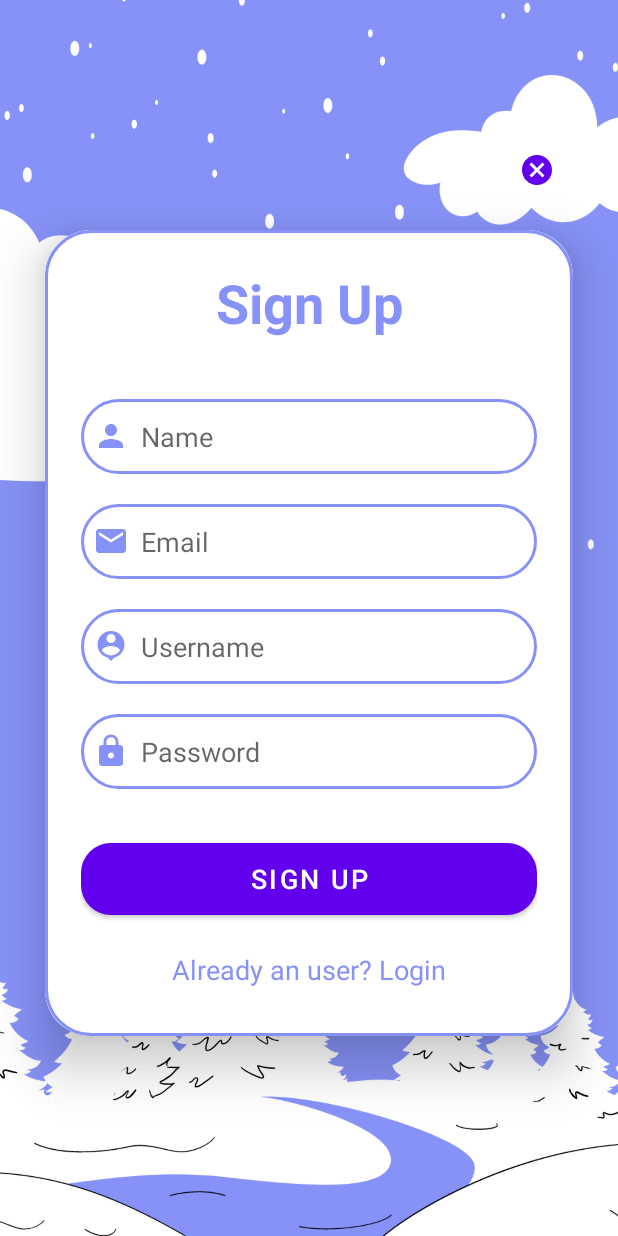
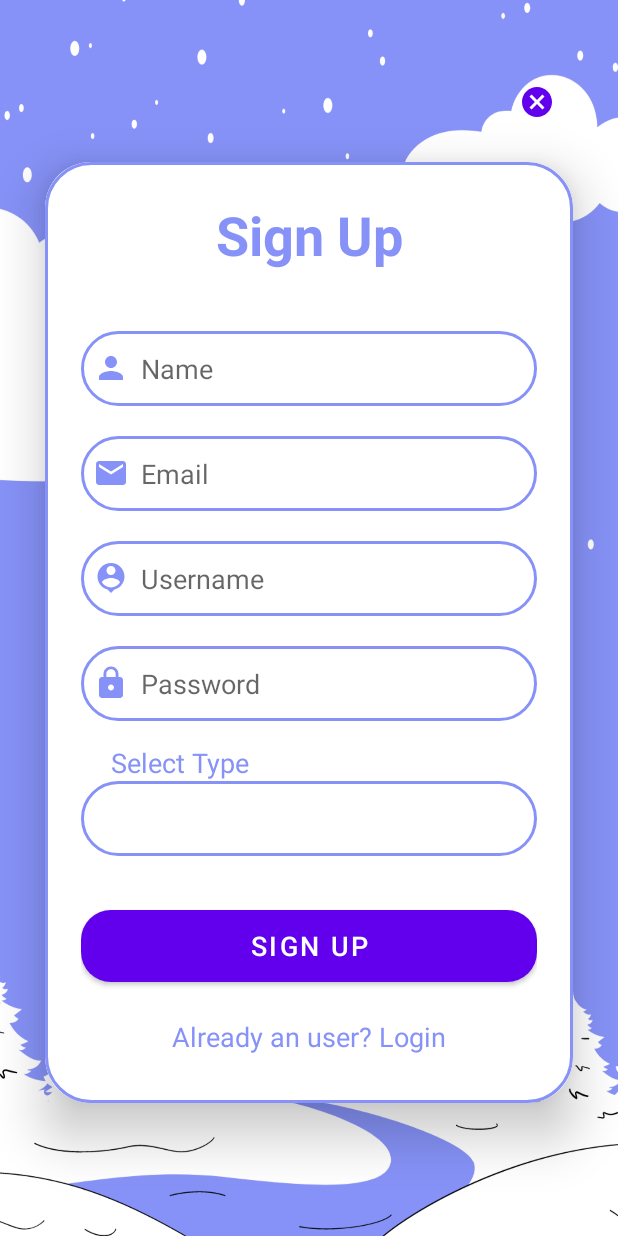
Before and after one commit to IT21261350/FixIt, an Android app: the Signup screen opened directly, with no data from a screen before it, on a phone screen of 412 x 824 dp. Run offline under Robolectric (Android 15) with nearby library versions, the phone set to English and light mode, and no system bars.

Commit message:
profile type

```diff
--- a/app/src/main/java/com/example/fixit/Login.kt
+++ b/app/src/main/java/com/example/fixit/Login.kt
@@ -8,7 +8,5 @@ class Login : AppCompatActivity() {
         super.onCreate(savedInstanceState)
         setContentView(R.layout.activity_login)
 
-
-
     }
 }
--- /dev/null
+++ b/app/src/main/res/drawable/baseline_accessibility_new_24.xml
@@ -0,0 +1,5 @@
+<vector android:height="24dp" android:tint="#8591F6"
+    android:viewportHeight="24" android:viewportWidth="24"
+    android:width="24dp" xmlns:android="http://schemas.android.com/apk/res/android">
+    <path android:fillColor="@android:color/white" android:pathData="M20.5,6c-2.61,0.7 -5.67,1 -8.5,1s-5.89,-0.3 -8.5,-1L3,8c1.86,0.5 4,0.83 6,1v13h2v-6h2v6h2V9c2,-0.17 4.14,-0.5 6,-1l-0.5,-2zM12,6c1.1,0 2,-0.9 2,-2s-0.9,-2 -2,-2 -2,0.9 -2,2 0.9,2 2,2z"/>
+</vector>
--- a/app/src/main/res/layout/activity_signup.xml
+++ b/app/src/main/res/layout/activity_signup.xml
@@ -65,6 +65,7 @@
                 android:drawablePadding="8dp"
                 android:textColor="@color/black"/>
 
+
             <EditText
                 android:layout_width="match_parent"
                 android:layout_height="50dp"
@@ -89,6 +90,24 @@
                 android:drawablePadding="8dp"
                 android:textColor="@color/black"/>
 
+            <TextView
+                android:layout_width="match_parent"
+                android:layout_height="wrap_content"
+                android:layout_marginTop="15dp"
+                android:paddingLeft="20dp"
+                android:text="Select Type"
+                android:textColor="@color/lavender"
+                android:textSize="18dp" />
+
+            <Spinner
+                android:id="@+id/signup_type"
+                android:layout_width="match_parent"
+                android:layout_height="50dp"
+                android:background="@drawable/lavender_border"
+                android:entries="@array/type"
+                android:padding="8dp"
+                android:textColor="@color/black" />
+
             <Button
                 android:layout_width="match_parent"
                 android:layout_height="60dp"
@@ -109,6 +128,8 @@
                 android:textSize="18sp"
                 android:textColor="@color/lavender"/>
 
+
+
         </LinearLayout>
 
     </androidx.cardview.widget.CardView>
--- a/app/src/main/res/values/strings.xml
+++ b/app/src/main/res/values/strings.xml
@@ -1,3 +1,10 @@
 <resources>
     <string name="app_name">FixIt</string>
+
+    <string-array name="type">
+        <item></item>
+        <item>Worker</item>
+        <item>Customer</item>
+    </string-array>
+
 </resources>
```
